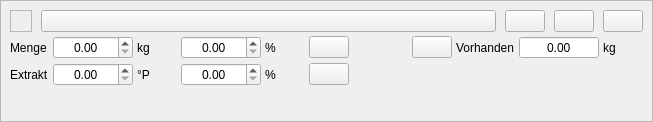
Before: the Qt Designer form kleiner-brauhelfer/widgets/wdgmalzgabe.ui in kleiner-brauhelfer/kleiner-brauhelfer-2, drawn with Qt 5.
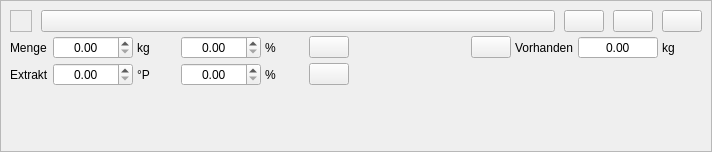
After: the same form once the commit is applied. Icons and pictures are not drawn. Custom widgets are drawn as their Qt base class.

```diff
--- a/kleiner-brauhelfer/widgets/wdgmalzgabe.ui
+++ b/kleiner-brauhelfer/widgets/wdgmalzgabe.ui
@@ -6,8 +6,8 @@
    <rect>
     <x>0</x>
     <y>0</y>
-    <width>653</width>
-    <height>122</height>
+    <width>712</width>
+    <height>152</height>
    </rect>
   </property>
   <property name="sizePolicy">
```
Left out of the diff: 2 changed lines with no effect on the pictures.
